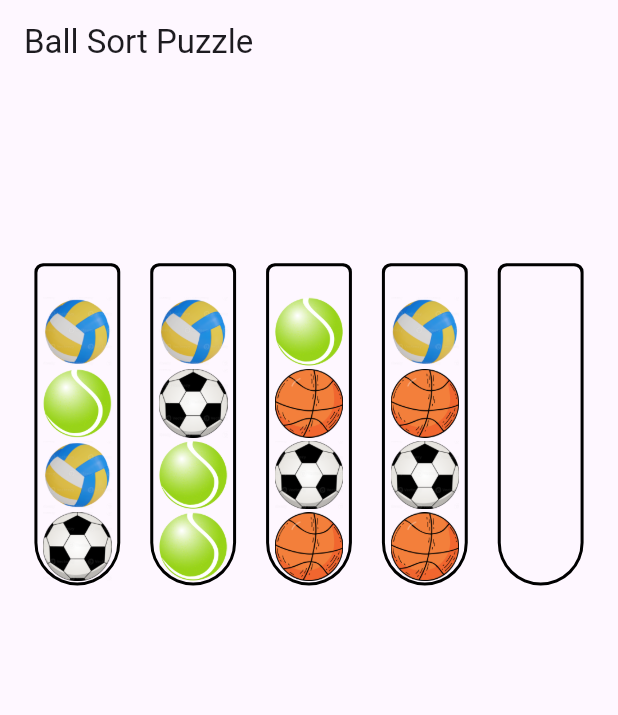
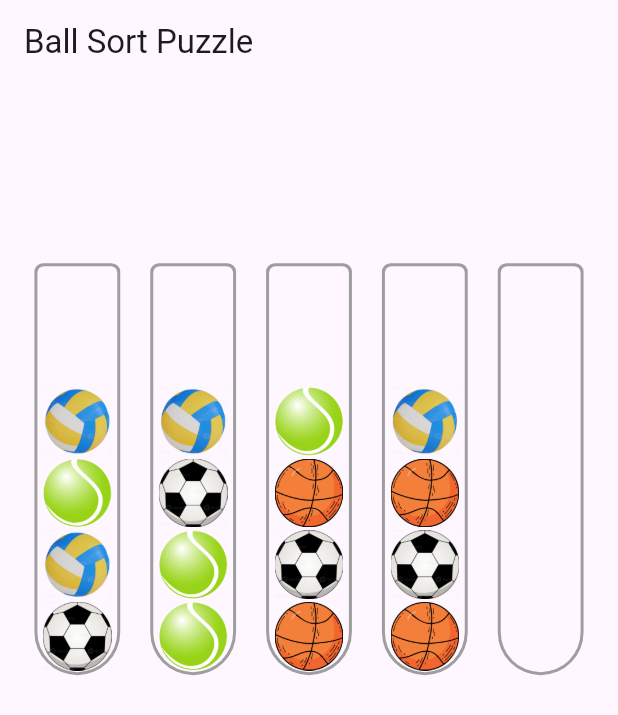
Before and after one commit to Erihmar1259/ball_sort, a Flutter app: the screen it shows after launch, on a phone screen of 412 x 824 dp. Shown: the top 715 px of the screen. Run offline on Flutter 3.47's test engine with Material 3 defaults, Android fonts, the light colour scheme and no system bars; our stand-ins replace flutter_screenutil.

Commit message:
is okay 50%

```diff
--- a/lib/ball_sort.dart
+++ b/lib/ball_sort.dart
@@ -37,12 +37,7 @@ class _BallSortScreenState extends State<BallSortScreen> {
                 ],
               ),
             ),
-            if (provider.selectedBallImagePath != null && provider.selectedBallPosition != null)
-              Positioned(
-                left: provider.selectedBallPosition!.dx ,
-                top: provider.selectedBallPosition!.dy - 20.h,
-                child: Ball(imagePath: provider.selectedBallImagePath!),
-              ),
+
           ],
         ),
       ),
--- a/lib/tube.dart
+++ b/lib/tube.dart
@@ -24,18 +24,15 @@ class Tube extends StatelessWidget {
             children: [
               Container(
                 width: 50.w,
-                height: 180.h,
+                height: 230.h,
                 margin: const EdgeInsets.symmetric(horizontal: 10),
                 decoration: BoxDecoration(
-                  border: Border.all(
-                    color: isSelected ? Colors.blue : Colors.black,
-                    width: 2,
-                  ),
+                  border: Border.all(color: isSelected ? Colors.blue : Colors.grey, width: 2),
                   borderRadius: const BorderRadius.only(
-                    topLeft: Radius.circular(10),
-                    topRight: Radius.circular(10),
                     bottomLeft: Radius.circular(50),
                     bottomRight: Radius.circular(50),
+                    topRight: Radius.circular(10),
+                    topLeft: Radius.circular(10),
                   ),
                 ),
                 child: Column(
@@ -45,16 +42,16 @@ class Tube extends StatelessWidget {
                   }).toList(),
                 ),
               ),
-              // if (isSelected && balls.isNotEmpty)
-              //   Positioned(
-              //     top: -30.h,
-              //     left: 0,
-              //     right: 0,
-              //     child: Align(
-              //       alignment: Alignment.topCenter,
-              //       child: Ball(imagePath: balls.first),
-              //     ),
-              //   ),
+              if (isSelected && balls.isNotEmpty)
+                Positioned(
+                  top: 0,
+                  left: 0,
+                  right: 0,
+                  child: Align(
+                    alignment: Alignment.topCenter,
+                    child: Ball(imagePath: balls.first),
+                  ),
+                ),
             ],
           ),
         );
```
Also changed, not shown: lib/draggable_ball.dart (indentation only), lib/main.dart (line endings or trailing spaces).
